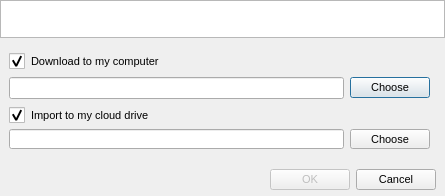
Above: src/MEGASync/gui/win/ImportMegaLinksDialog.ui from meganz/MEGAsync before the change. Below: the same form after it.
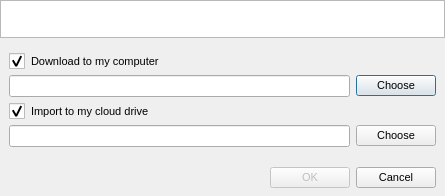
That is the form after the change.

Patch:
```diff
--- a/src/MEGASync/gui/win/ImportMegaLinksDialog.ui
+++ b/src/MEGASync/gui/win/ImportMegaLinksDialog.ui
@@ -136,7 +136,13 @@
         <property name="minimumSize">
          <size>
           <width>0</width>
-          <height>26</height>
+          <height>22</height>
+         </size>
+        </property>
+        <property name="maximumSize">
+         <size>
+          <width>16777215</width>
+          <height>22</height>
          </size>
         </property>
         <layout class="QHBoxLayout" name="horizontalLayout">
@@ -150,7 +156,7 @@
           <number>0</number>
          </property>
          <property name="rightMargin">
-          <number>6</number>
+          <number>0</number>
          </property>
          <property name="bottomMargin">
           <number>0</number>
@@ -217,7 +223,7 @@
         <property name="minimumSize">
          <size>
           <width>0</width>
-          <height>26</height>
+          <height>0</height>
          </size>
         </property>
         <layout class="QHBoxLayout" name="horizontalLayout_2">
@@ -231,7 +237,7 @@
           <number>0</number>
          </property>
          <property name="rightMargin">
-          <number>6</number>
+          <number>0</number>
          </property>
          <property name="bottomMargin">
           <number>6</number>
```
Left out of the diff: 2 changed lines with no effect on the pictures.
